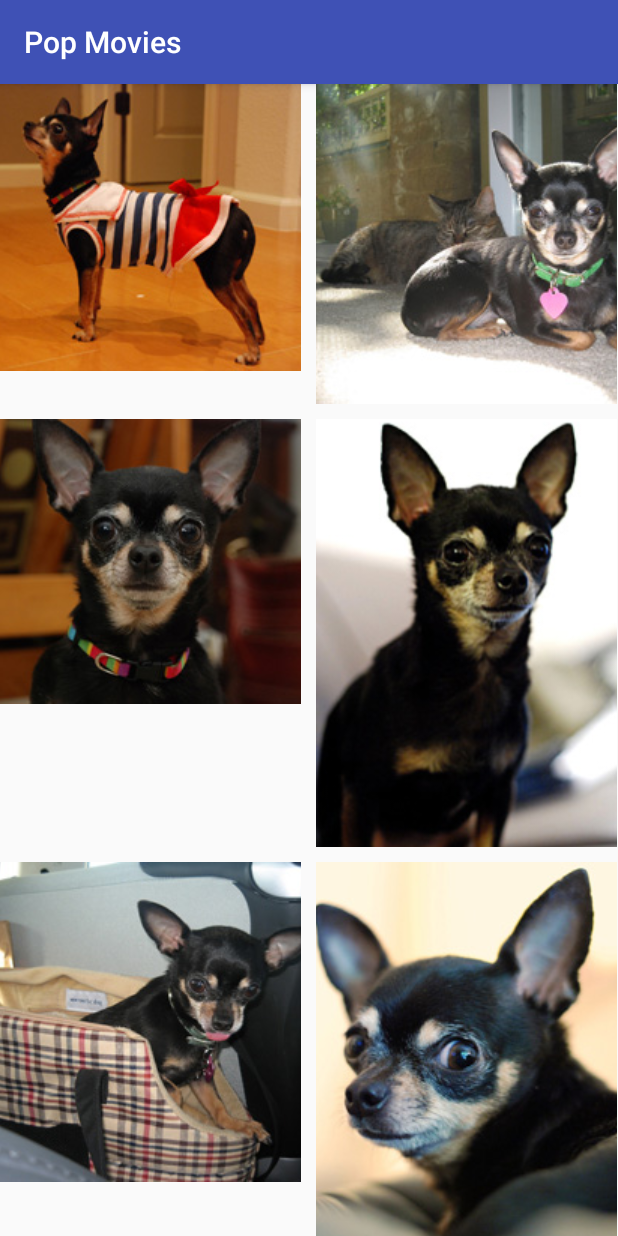
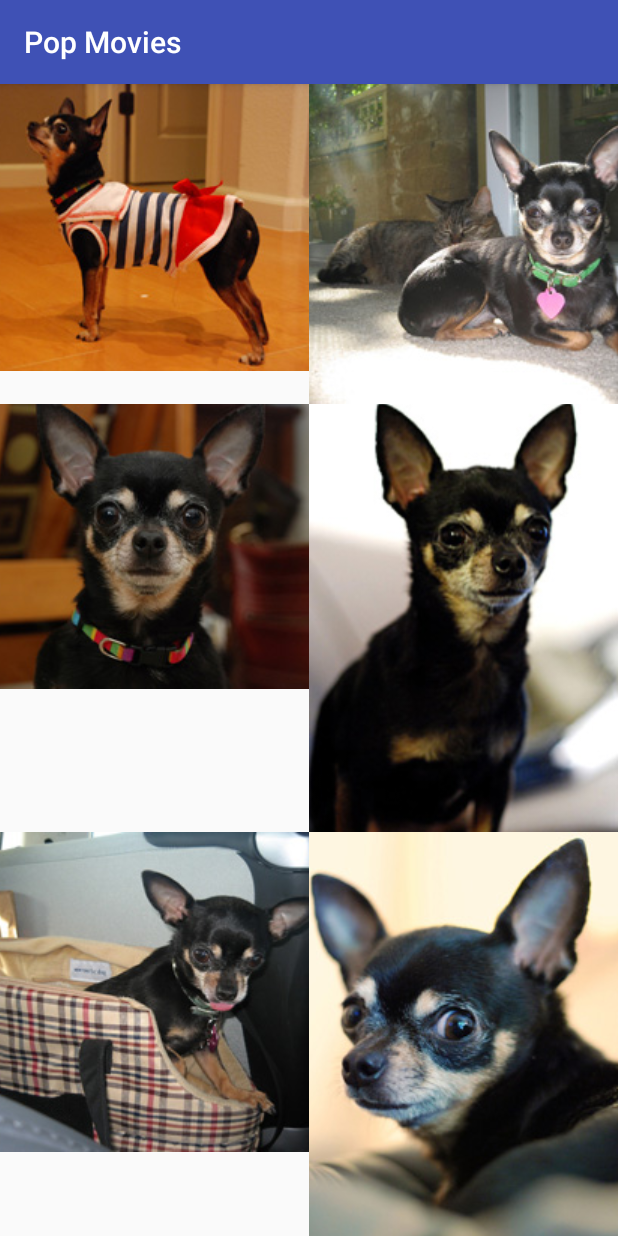
Before and after one commit to kreikenbaum/udacity-popmovies, an Android app: the screen it shows after launch (MainActivity), on a phone screen of 412 x 824 dp. Run offline under Robolectric (Android 15) with nearby library versions, the phone set to English and light mode, and no system bars; libraries missing offline, so code that uses them is left out: info.movito.themoviedbapi; 1 statement that could not run was skipped.

Commit message:
lacked proper gridview

```diff
--- a/app/src/main/AndroidManifest.xml
+++ b/app/src/main/AndroidManifest.xml
@@ -16,6 +16,7 @@
                 <category android:name="android.intent.category.LAUNCHER" />
             </intent-filter>
         </activity>
+
     </application>
 
 </manifest>
--- a/app/src/main/java/com/udacity/serv_inc/popmovies/ImageAdapter.java
+++ b/app/src/main/java/com/udacity/serv_inc/popmovies/ImageAdapter.java
@@ -1,22 +1,36 @@
 package com.udacity.serv_inc.popmovies;
 
 import android.content.Context;
+import android.content.SharedPreferences;
+import android.preference.PreferenceManager;
 import android.view.View;
 import android.view.ViewGroup;
 import android.widget.BaseAdapter;
 import android.widget.GridView;
 import android.widget.ImageView;
 
+import info.movito.themoviedbapi.TmdbApi;
+import info.movito.themoviedbapi.TmdbMovies;
+
 /**
  * Created on 2/20/18.
  * Taken from https://developer.android.com/guide/topics/ui/layout/gridview.html
  */
-
 public class ImageAdapter extends BaseAdapter {
     private Context mContext;
 
-    public ImageAdapter(Context c) {
-        mContext = c;
+    private static final String API_KEY = "d71d2f344d3e61ffc32b11784f3e26eb";
+
+    public ImageAdapter(Context context) {
+        mContext = context;
+        populateMovies(context);
+    }
+
+    // todo: background
+    private void populateMovies(Context context) {
+        TmdbMovies movies = new TmdbApi(API_KEY).getMovies();
+        SharedPreferences sp = PreferenceManager
+            .getDefaultSharedPreferences(context);
     }
 
     public int getCount() {
--- a/app/src/main/res/layout/activity_main.xml
+++ b/app/src/main/res/layout/activity_main.xml
@@ -6,8 +6,6 @@
     android:layout_height="match_parent"
     android:columnWidth="90dp"
     android:numColumns="2"
-    android:verticalSpacing="10dp"
-    android:horizontalSpacing="10dp"
     android:stretchMode="columnWidth"
     android:gravity="center"
     />
--- a/app/src/main/res/values/strings.xml
+++ b/app/src/main/res/values/strings.xml
@@ -1,3 +1,5 @@
 <resources>
     <string name="app_name">Pop Movies</string>
+    <string name="title_activity_settings">Settings</string>
+
 </resources>
```
Also changed, not shown: app/build.gradle (+10 -4 lines), app/src/main/res/drawable/ic_info_black_24dp.xml (added, +9 -0 lines), app/src/main/res/drawable/ic_notifications_black_24dp.xml (added, +9 -0 lines), app/src/main/res/drawable/ic_sync_black_24dp.xml (added, +9 -0 lines).
